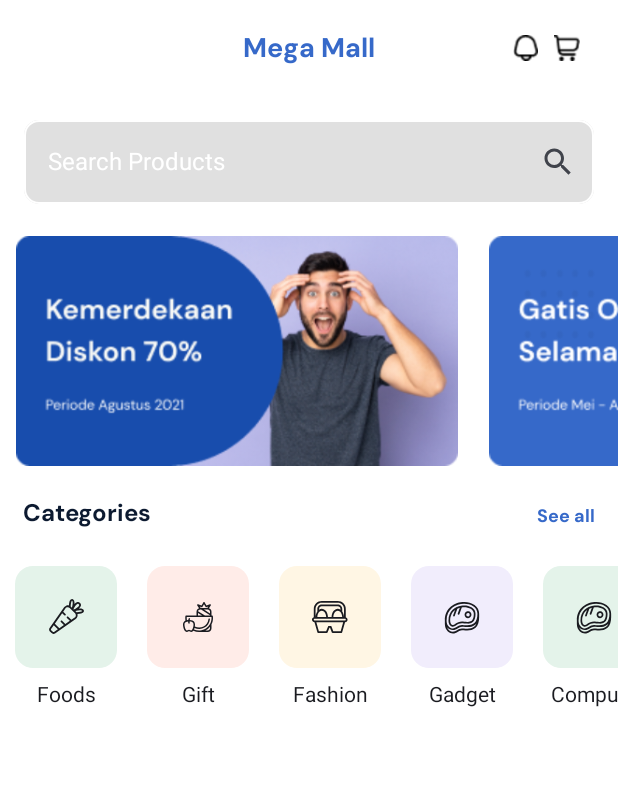
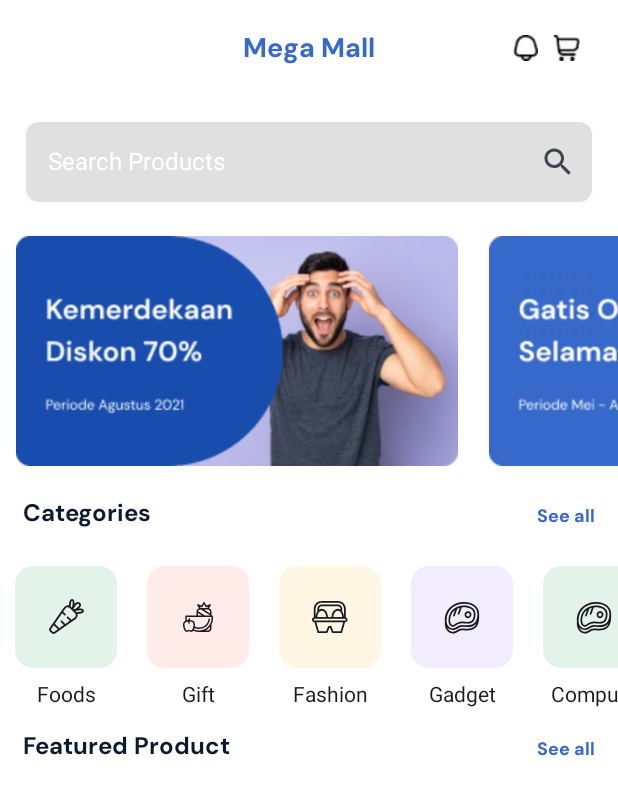
Before and after one commit to Yusuf-Orhan/E-Commerce-Demo, an Android app built with Jetpack Compose: the screen it shows after launch (MainActivity), on a phone screen of 412 x 824 dp. Shown: the top 795 px of the screen. Run offline under Robolectric (Android 15) with nearby library versions, the phone set to English and light mode, and no system bars.

```diff
--- a/app/src/main/java/com/yusuforhan/composetest/MainActivity.kt
+++ b/app/src/main/java/com/yusuforhan/composetest/MainActivity.kt
@@ -15,6 +15,7 @@ import androidx.compose.foundation.layout.height
 import androidx.compose.foundation.layout.padding
 import androidx.compose.foundation.layout.size
 import androidx.compose.foundation.layout.width
+import androidx.compose.foundation.lazy.LazyColumn
 import androidx.compose.foundation.lazy.LazyRow
 import androidx.compose.foundation.shape.RoundedCornerShape
 import androidx.compose.material.icons.Icons
@@ -172,6 +173,19 @@ fun MainScreen(
                 }
 
             }
+            Row (
+                modifier = modifier.fillMaxWidth(),
+                horizontalArrangement = Arrangement.SpaceBetween
+            ) {
+                Text(text = "Featured Product", fontFamily = FontFamily(Font(R.font.dmsans)),color = DarkBlue, fontSize = 16.sp, modifier = modifier.padding(15.dp))
+                Text(text = "See all", fontFamily = FontFamily(Font(R.font.dmsans)),color = TitleColor, fontSize = 12.sp, modifier = modifier.padding(top = 20.dp, end = 15.dp))
+            }
+            LazyColumn{
+                item {
+
+                }
+            }
+
         }
     }
 }
```
Also changed, not shown: app/src/main/java/com/yusuforhan/composetest/ProductModel.kt (added, +8 -0 lines), app/src/main/res/drawable/image5.png (added), app/src/main/res/drawable/image6.png (added).
